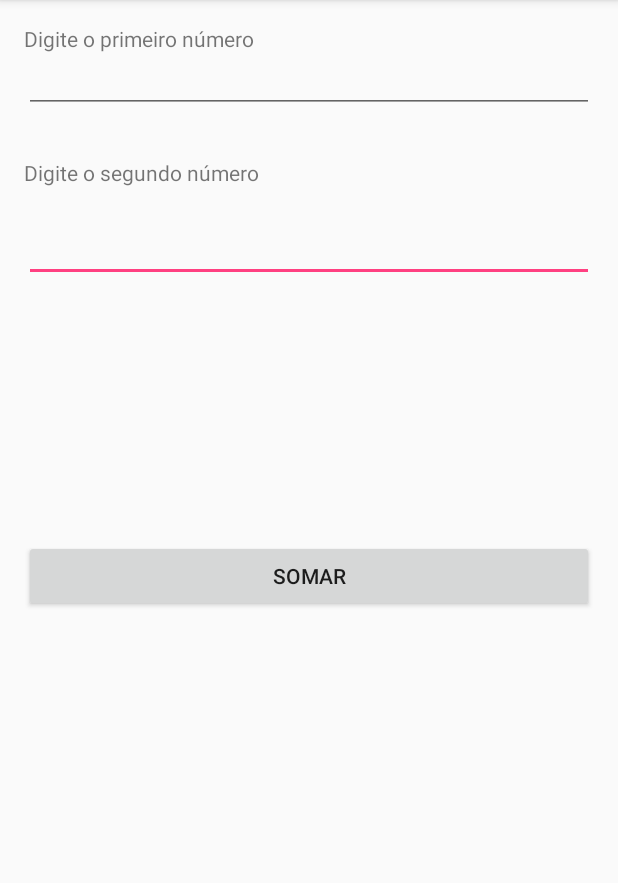
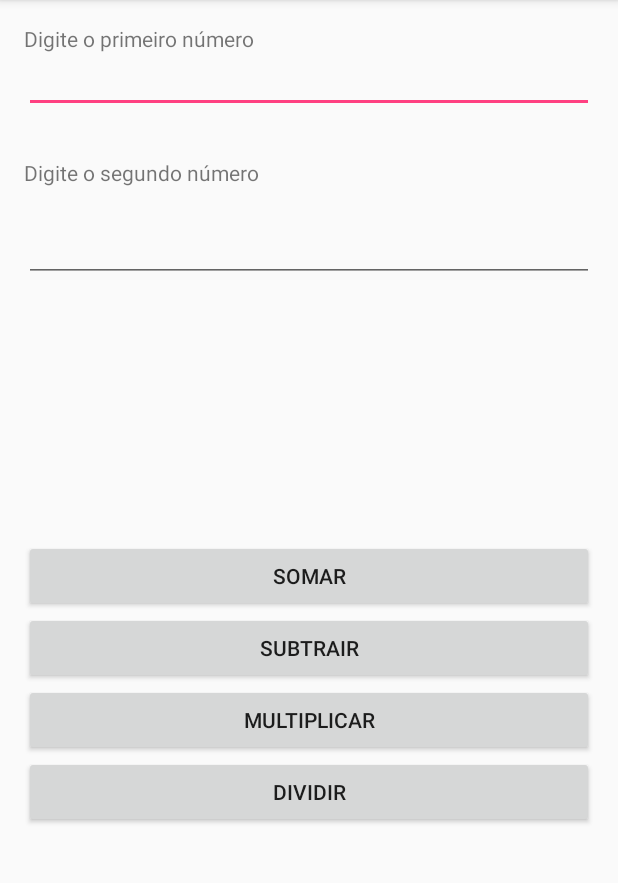
Before and after one commit to richmito/ifpa-2017-1, an Android app: the screen it shows after launch (CalculadoraActivity), on a phone screen of 412 x 824 dp, the part 84-967 px from its top. Run offline under Robolectric (Android 15) with nearby library versions, the phone set to English and light mode, and no system bars.

Commit message:
Versão funcional da calculadora

```diff
--- a/Programação para dispositivos móveis/Calculadora/app/src/main/java/aluno/app/calculadora/CalculadoraActivity.java
+++ b/Programação para dispositivos móveis/Calculadora/app/src/main/java/aluno/app/calculadora/CalculadoraActivity.java
@@ -1,17 +1,90 @@
 package aluno.app.calculadora;
 
+import android.support.v7.app.AlertDialog;
 import android.support.v7.app.AppCompatActivity;
 import android.os.Bundle;
+import android.view.View;
+import android.widget.EditText;
+import android.widget.Button;
+
+import static aluno.app.calculadora.R.id.btsubtrair;
 
 public class CalculadoraActivity extends AppCompatActivity {
 
-
+    EditText ednumero1,ednumero2;
+    Button btsomar,btsubtrair,btmultiplicar,btdividir;
     @Override
     protected void onCreate(Bundle savedInstanceState) {
         super.onCreate(savedInstanceState);
+
+
         setContentView(R.layout.activity_calculadora);
+        ednumero1 = (EditText) findViewById(R.id.ednumero1);
+        ednumero2 = (EditText) findViewById(R.id.ednumero2);
+        btsomar = (Button) findViewById(R.id.btsomar);
+        btsubtrair = (Button) findViewById(R.id.btsubtrair);
+        btmultiplicar = (Button) findViewById(R.id.btmultiplicar);
+        btdividir = (Button) findViewById(R.id.btdividir);
 
-        EditText ednumero1,ednumero2;
-        Button btsomar;
+        btsomar.setOnClickListener(new View.OnClickListener() {
+            public void onClick(View v){
+                double num1 = Double.parseDouble(ednumero1.getText().toString());
+                double num2 = Double.parseDouble(ednumero2.getText().toString());
+                double soma = num1+num2;
+
+                AlertDialog.Builder dialogo = new AlertDialog.Builder(CalculadoraActivity.this);
+
+                dialogo.setTitle("O resultado da soma");
+                dialogo.setMessage("A soma é "+soma);
+                dialogo.setNeutralButton("ok",null);
+                dialogo.show();
+            }
+
+        });
+
+        btsubtrair.setOnClickListener(new View.OnClickListener() {
+            public void onClick(View v){
+                double num1 = Double.parseDouble(ednumero1.getText().toString());
+                double num2 = Double.parseDouble(ednumero2.getText().toString());
+                double subtracao = num1-num2;
+                AlertDialog.Builder dialogo = new AlertDialog.Builder(CalculadoraActivity.this);
+                dialogo.setTitle("O resultado da subtração");
+                dialogo.setMessage("A subtração é "+subtracao);
+                dialogo.setNeutralButton("ok",null);
+                dialogo.show();
+            }
+
+        });
+
+
+        btmultiplicar.setOnClickListener(new View.OnClickListener() {
+            public void onClick(View v){
+                double num1 = Double.parseDouble(ednumero1.getText().toString());
+                double num2 = Double.parseDouble(ednumero2.getText().toString());
+                double multiplicacao = num1*num2;
+                AlertDialog.Builder dialogo = new AlertDialog.Builder(CalculadoraActivity.this);
+                dialogo.setTitle("O resultado da multiplicação");
+                dialogo.setMessage("A divisão é "+multiplicacao);
+                dialogo.setNeutralButton("ok",null);
+                dialogo.show();
+            }
+
+        });
+
+        btdividir.setOnClickListener(new View.OnClickListener() {
+            public void onClick(View v){
+                double num1 = Double.parseDouble(ednumero1.getText().toString());
+                double num2 = Double.parseDouble(ednumero2.getText().toString());
+                double dividir = num1/num2;
+                AlertDialog.Builder dialogo = new AlertDialog.Builder(CalculadoraActivity.this);
+                dialogo.setTitle("O resultado da divisão");
+                dialogo.setMessage("A divisão é "+dividir);
+                dialogo.setNeutralButton("ok",null);
+                dialogo.show();
+            }
+
+        });
+
+
     }
 }
--- a/Programação para dispositivos móveis/Calculadora/app/src/main/res/layout/activity_calculadora.xml
+++ b/Programação para dispositivos móveis/Calculadora/app/src/main/res/layout/activity_calculadora.xml
@@ -22,6 +22,16 @@
         android:layout_height="wrap_content"
         android:inputType="textPersonName"
         android:ems="10"
+        android:id="@+id/ednumero1"
+        android:layout_below="@+id/textView3"
+        android:layout_alignParentStart="true"
+        android:layout_marginTop="14dp" />
+
+    <EditText
+        android:layout_width="match_parent"
+        android:layout_height="wrap_content"
+        android:inputType="textPersonName"
+        android:ems="10"
         android:id="@+id/ednumero2"
         android:layout_below="@+id/textView2"
         android:layout_alignParentStart="true"
@@ -36,21 +46,35 @@
         android:layout_below="@+id/ednumero1"
         android:layout_alignParentStart="true" />
 
-    <EditText
-        android:layout_width="match_parent"
-        android:layout_height="wrap_content"
-        android:inputType="textPersonName"
-        android:ems="10"
-        android:id="@+id/ednumero1"
-        android:layout_below="@+id/textView3"
-        android:layout_alignParentStart="true"
-        android:layout_marginTop="14dp" />
-
     <Button
         android:text="Somar"
         android:layout_width="match_parent"
         android:layout_height="wrap_content"
-        android:id="@+id/button"
+        android:id="@+id/btsomar"
         android:layout_centerVertical="true"
         android:layout_centerHorizontal="true" />
+
+    <Button
+        android:text="Subtrair"
+        android:layout_width="match_parent"
+        android:layout_height="wrap_content"
+        android:layout_below="@+id/btsomar"
+        android:layout_centerHorizontal="true"
+        android:id="@+id/btsubtrair" />
+
+    <Button
+        android:text="Multiplicar"
+        android:layout_width="match_parent"
+        android:layout_height="wrap_content"
+        android:layout_below="@+id/btsubtrair"
+        android:layout_centerHorizontal="true"
+        android:id="@+id/btmultiplicar" />
+
+    <Button
+        android:text="Dividir"
+        android:layout_width="match_parent"
+        android:layout_height="wrap_content"
+        android:layout_below="@+id/btmultiplicar"
+        android:layout_alignEnd="@+id/btmultiplicar"
+        android:id="@+id/btdividir" />
 </RelativeLayout>
```
